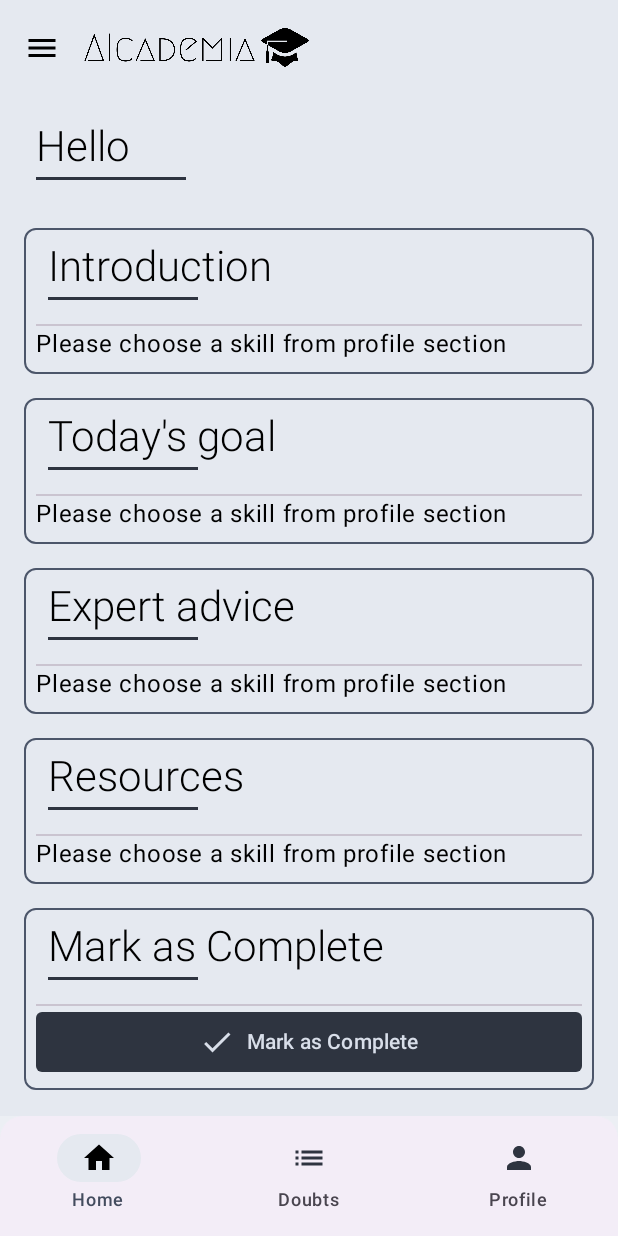
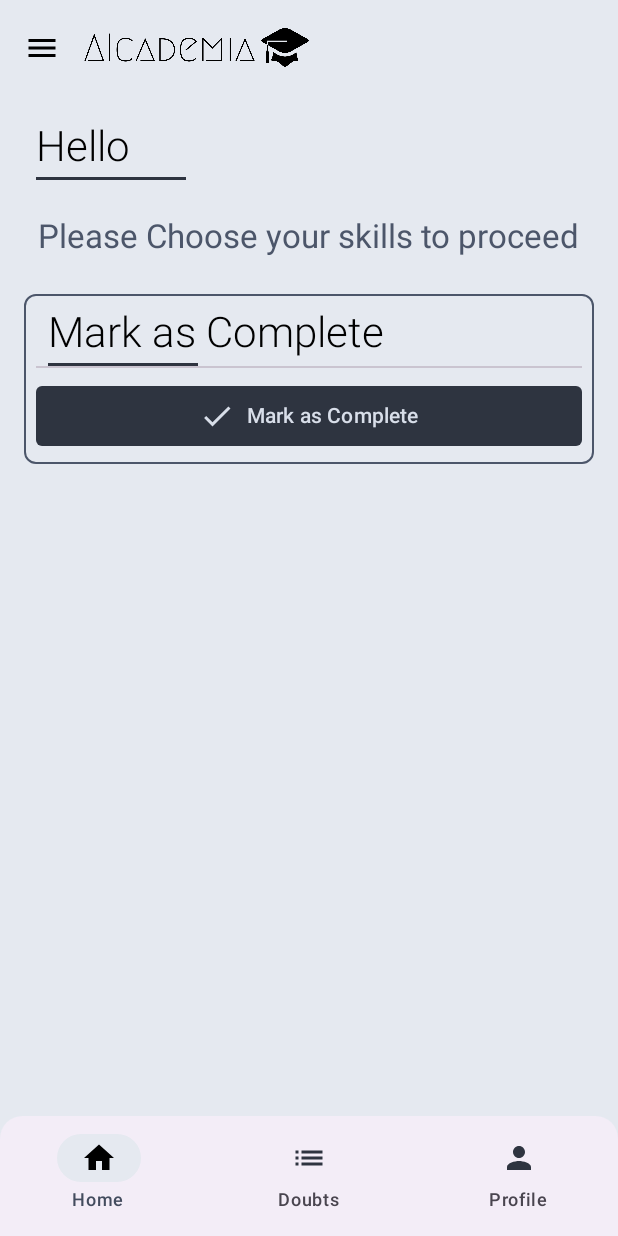
Before and after one commit to Vatsalmadhur/AIcademia, an Android app built with Jetpack Compose: the DashboardNew screen opened through its navigation route, on a phone screen of 412 x 824 dp. Run offline under Robolectric (Android 15) with nearby library versions, the phone set to English and light mode, and no system bars; our stand-ins replace Firebase (no records; nobody signed in at launch, a user with empty details on screens opened directly); libraries missing offline, so code that uses them is left out: com.google.ai.client; 1 statement that could not run was skipped.

```diff
--- a/android/app/src/main/java/com/anurag/firebaseauthflow/MainActivity.kt
+++ b/android/app/src/main/java/com/anurag/firebaseauthflow/MainActivity.kt
@@ -29,10 +29,7 @@ class MainActivity : ComponentActivity() {
         gAuth = GoogleAuthUiClient(this, Identity.getSignInClient(this))
         authVM = AuthViewModel()
         authVM.getCurrentUser()
-//        val model = GenerativeModel(
-//            modelName = "gemini-pro",
-//            apiKey = "AIzaSyDnjDtw6KaQ_Gn6Y42VMlzE2QQpgeQvoFY"
-//        )
+
         setContent {
             FirebaseAuthFlowTheme {
                 Surface(
--- a/android/app/src/main/java/com/anurag/firebaseauthflow/common/BottomNav/BottomNav.kt
+++ b/android/app/src/main/java/com/anurag/firebaseauthflow/common/BottomNav/BottomNav.kt
@@ -1,5 +1,6 @@
 package com.anurag.firebaseauthflow.common.BottomNav
 
+import androidx.compose.foundation.background
 import androidx.compose.foundation.layout.RowScope
 import androidx.compose.foundation.layout.navigationBarsPadding
 import androidx.compose.foundation.shape.RoundedCornerShape
@@ -23,6 +24,7 @@ fun BottomNavigation(navController: NavHostController) {
     )
     NavigationBar(
         modifier = Modifier
+            .background(MaterialTheme.colorScheme.surface)
             .clip(RoundedCornerShape(15.dp, 15.dp, 0.dp, 0.dp))
             .navigationBarsPadding()
     ) {
--- a/android/app/src/main/java/com/anurag/firebaseauthflow/common/Header.kt
+++ b/android/app/src/main/java/com/anurag/firebaseauthflow/common/Header.kt
@@ -25,7 +25,6 @@ fun Header(title: String, desc:String = "") {
     Surface(
         modifier = Modifier
             .fillMaxWidth()
-            .height(56.dp),
     ) {
         Column(
             modifier = Modifier
--- a/android/app/src/main/java/com/anurag/firebaseauthflow/common/card/HomeCard.kt
+++ b/android/app/src/main/java/com/anurag/firebaseauthflow/common/card/HomeCard.kt
@@ -5,7 +5,9 @@ import android.content.res.Configuration
 import androidx.compose.foundation.BorderStroke
 import androidx.compose.foundation.layout.Column
 import androidx.compose.foundation.layout.ExperimentalLayoutApi
+import androidx.compose.foundation.layout.Spacer
 import androidx.compose.foundation.layout.fillMaxWidth
+import androidx.compose.foundation.layout.height
 import androidx.compose.foundation.layout.padding
 import androidx.compose.foundation.shape.RoundedCornerShape
 import androidx.compose.material3.Card
@@ -37,6 +39,7 @@ fun HomeCard(title: String, onClick: () -> Unit, content: @Composable() () -> Un
         ) {
             Header(title = title)
             Divider()
+            Spacer(modifier = Modifier.height(8.dp))
             content()
         }
     }
--- a/android/app/src/main/java/com/anurag/firebaseauthflow/dashboard/Dashboard.kt
+++ b/android/app/src/main/java/com/anurag/firebaseauthflow/dashboard/Dashboard.kt
@@ -35,6 +35,18 @@ fun DashboardNew(authVM: AuthViewModel) {
                 ModalNavigationDrawer(
                     drawerContent = {
                         ModalDrawerSheet {
+                            NavigationDrawerItem(label = { Text(text = "Introduction") },
+                                selected = false,
+                                onClick = {})
+                            NavigationDrawerItem(label = { Text(text = "Today's goals") },
+                                selected = false,
+                                onClick = {})
+                            NavigationDrawerItem(label = { Text(text = "Expert's Advice") },
+                                selected = false,
+                                onClick = {})
+                            NavigationDrawerItem(label = { Text(text = "Resources") },
+                                selected = false,
+                                onClick = {})
                             NavigationDrawerItem(label = { Text(text = "Logout") },
                                 selected = false,
                                 onClick = { authVM.logout() })
--- a/android/app/src/main/java/com/anurag/firebaseauthflow/dashboard/Home/home.kt
+++ b/android/app/src/main/java/com/anurag/firebaseauthflow/dashboard/Home/home.kt
@@ -1,5 +1,6 @@
 package com.anurag.firebaseauthflow.dashboard.Home
 
+import android.annotation.SuppressLint
 import androidx.compose.foundation.background
 import androidx.compose.foundation.layout.Arrangement
 import androidx.compose.foundation.layout.ExperimentalLayoutApi
@@ -12,26 +13,25 @@ import androidx.compose.foundation.rememberScrollState
 import androidx.compose.foundation.verticalScroll
 import androidx.compose.material.icons.Icons
 import androidx.compose.material.icons.filled.Done
-import androidx.compose.material3.ButtonDefaults
 import androidx.compose.material3.MaterialTheme
 import androidx.compose.material3.Text
 import androidx.compose.runtime.Composable
 import androidx.compose.runtime.collectAsState
 import androidx.compose.runtime.getValue
 import androidx.compose.runtime.remember
-import androidx.compose.runtime.rememberCoroutineScope
 import androidx.compose.ui.Alignment
 import androidx.compose.ui.Modifier
-import androidx.compose.ui.graphics.Color
 import androidx.compose.ui.unit.dp
 import androidx.navigation.NavHostController
 import com.anurag.firebaseauthflow.auth.AuthViewModel
 import com.anurag.firebaseauthflow.common.CustomButtonV2
 import com.anurag.firebaseauthflow.common.Header
+import com.anurag.firebaseauthflow.common.InfoBar
 import com.anurag.firebaseauthflow.common.card.HomeCard
 import com.anurag.firebaseauthflow.dashboard.profile.SkillsViewModel
 import com.anurag.firebaseauthflow.gemini.Gemini
 
+@SuppressLint("CoroutineCreationDuringComposition")
 @OptIn(ExperimentalLayoutApi::class)
 @Composable
 fun Home(authVM: AuthViewModel, navController: NavHostController) {
@@ -40,14 +40,23 @@ fun Home(authVM: AuthViewModel, navController: NavHostController) {
     val fs = remember {
         SkillsViewModel()
     }
-    val skills = fs.skills.collectAsState()
-    val scope = rememberCoroutineScope()
-    val gemini = Gemini(scope)
-    val intro = "Welcome to the vibrant world of Ruby, a dynamic, object-oriented programming language known for its simplicity and elegance. Developed with a focus on programmer happiness, Ruby offers a clean syntax that prioritizes readability and ease of use. Whether you're an experienced developer in Java, JavaScript, or Python, transitioning to Ruby brings a fresh perspective to your coding journey. Embrace the beauty of Ruby's expressive nature, allowing you to write concise yet powerful code. Its flexibility shines in both web development, through the popular Ruby on Rails framework, and scripting tasks. As you embark on this journey, you'll discover the joy of building applications with fewer lines of code, increased productivity, and a strong community to support your growth. Get ready to explore the unique and delightful features that make Ruby a fantastic addition to your programming toolkit."
-    val goals = "Dive into the core concepts of Ruby programming. Explore variables, data types, and control structures. Additionally, delve into the object-oriented paradigm, understanding classes and methods. By the end of the day, aim for a solid grasp of Ruby's foundational elements, setting the stage for more intricate explorations in your coding journey."
-    val expert = "As you embark on your journey to learn Ruby, remember that programming is both an art and a science. The elegance and expressiveness of Ruby offer a unique canvas for your creativity. Regular practice is the cornerstone of mastering any language, so dedicate time to hands-on coding exercises. Leverage your existing programming knowledge as a bridge to understanding Ruby's syntax and idiosyncrasies. The robust Ruby community is a valuable asset;;; engage in forums, ask questions, and share your insights. Real-world projects provide the opportunity to apply theoretical concepts;;; solidifying your understanding. Embrace experimentation;;; as Ruby encourages a playful and explorative coding approach. As you navigate the language's intricacies;;; be patient with yourself and celebrate the small victories;;; each line of code is a step toward mastery. Happy coding on your Ruby adventure!"
-    val resources = "Ruby Official Documentation: ;;; https://www.ruby-lang.org/en/documentation/;;; The Net Ninja's Ruby Programming Playlist on YouTube: ;;;https://www.youtube.com/playlist?list=PL4cUxeGkcC9gxxVqxdMEpVsPh2lCPxP2V;;; Ruby on Rails Guides: ;;;https://guides.rubyonrails.org/;;; RubyMonk: https://rubymonk.com/;;; \"The Well-Grounded Rubyist\" by David A. Black: ;;;https://www.manning.com/books/the-well-grounded-rubyist-third-edition;;; Udemy - \"Ruby on Rails - The Complete Guide\": ;;;https://www.udemy.com/course/the-complete-ruby-on-rails-developer-course/;;;"
-    gemini.setSkills(skills.value)
+    val skills by fs.skills.collectAsState()
+    val homeVM = remember {
+        homeViewModel()
+    }
+    val gemini = remember {
+        Gemini()
+    }
+    gemini.setDataVM(homeVM, skills)
+    val intro by homeVM.intro.collectAsState()
+    val goals by homeVM.goals.collectAsState()
+    val advice by homeVM.advice.collectAsState()
+    val res by homeVM.resources.collectAsState()
+
+    val cards = listOf(
+        Prompt.INTRO, Prompt.GOALS, Prompt.ADVICE, Prompt.RES
+    )
+
     FlowColumn(
         modifier = Modifier
             .fillMaxSize()
@@ -58,10 +67,12 @@ fun Home(authVM: AuthViewModel, navController: NavHostController) {
     ) {
 
         Header(title = "Hello ${authStatus.data?.username?.split(" ")?.get(0) ?: ""}")
-
+        if (skills.current_skill.isNullOrBlank()) {
+            InfoBar(text = "Please Choose your skills to proceed")
+        } else {
             HomeCard(title = "Introduction", onClick = { /*TODO*/ }) {
-            if (skills.value.current_skill == null) {
-                Text("Please choose a skill from profile section")
+                if (intro.isBlank()) {
+                    Text("Loading...")
                 } else {
                     intro.split(";;;").forEach {
                         Text(text = it.trim(), modifier = Modifier)
@@ -69,50 +80,54 @@ fun Home(authVM: AuthViewModel, navController: NavHostController) {
                     }
                 }
             }
-        HomeCard(title = "Today's goal", onClick = { /*TODO*/ }) {
-//            gemini.getRes("Today's goal").forEach {
-//                Text(text = it)
-//            }
-            if (skills.value.current_skill == null) {
-                Text("Please choose a skill from profile section")
+            HomeCard(title = "Today's goals", onClick = { /*TODO*/ }) {
+                if (goals.isBlank()) {
+                    Text("Loading...")
                 } else {
                     goals.split(";;;").forEach {
-                    Text(text = it.trim())
+                        Text(text = it.trim(), modifier = Modifier)
                         Spacer(modifier = Modifier.height(8.dp))
                     }
                 }
-
             }
-        HomeCard(title = "Expert advice", onClick = { /*TODO*/ }) {
-//            gemini.getRes("Expert's advice").forEach {
-//                Text(text = it)
-//            }
-            if (skills.value.current_skill == null) {
-                Text("Please choose a skill from profile section")
+            HomeCard(title = "Expert's Advice", onClick = { /*TODO*/ }) {
+                if (advice.isBlank()) {
+                    Text("Loading...")
                 } else {
-                expert.split(";;;").forEach {
-                    Text(text = it.trim())
+                    advice.split(";;;").forEach {
+                        Text(text = it.trim(), modifier = Modifier)
                         Spacer(modifier = Modifier.height(8.dp))
                     }
                 }
-
             }
             HomeCard(title = "Resources", onClick = { /*TODO*/ }) {
-//            gemini.getRes("Resources").forEach {
-//                Text(text = it)
-//            }
-            if (skills.value.current_skill == null) {
-                Text("Please choose a skill from profile section")
+                if (res.isBlank()) {
+                    Text("Loading...")
                 } else {
-                resources.split(";;;").forEach {
-                    Text(text = it.trim())
+                    res.split(";;;").forEach {
+                        Text(text = it.trim(), modifier = Modifier)
                         Spacer(modifier = Modifier.height(8.dp))
                     }
                 }
+            }
+//            content.forEachIndexed { idx, it ->
+//                HomeCard(title = cards[idx].pair.first, onClick = { /*TODO*/ }) {
+//                    if (it.isNullOrBlank()) {
+//                        Text("Loading...")
+//                    } else {
+//                        it.split(";;;").forEach {
+//                            Text(text = it.trim(), modifier = Modifier)
+//                            Spacer(modifier = Modifier.height(8.dp))
+//                        }
+//                    }
+//                }
+//            }
 
         }
         HomeCard(title = "Mark as Complete", onClick = { /*TODO*/ }) {
-            CustomButtonV2(label = "Mark as Complete", icon = Icons.Default.Done, onClick = { /*TODO*/ })
+            CustomButtonV2(label = "Mark as Complete",
+                icon = Icons.Default.Done,
+                onClick = { /*TODO*/ })
         }
     }
 }
--- /dev/null
+++ b/android/app/src/main/java/com/anurag/firebaseauthflow/dashboard/Home/homeViewModel.kt
@@ -0,0 +1,28 @@
+package com.anurag.firebaseauthflow.dashboard.Home
+
+import androidx.lifecycle.ViewModel
+import kotlinx.coroutines.flow.MutableStateFlow
+import kotlinx.coroutines.flow.asStateFlow
+
+class homeViewModel : ViewModel() {
+    private val _intro = MutableStateFlow("")
+    private val _goals = MutableStateFlow("")
+    private val _advice = MutableStateFlow("")
+    private val _resources = MutableStateFlow("")
+
+
+    val intro = _intro.asStateFlow()
+    val goals = _goals.asStateFlow()
+    val advice = _advice.asStateFlow()
+    val resources = _resources.asStateFlow()
+
+
+    fun setContent(idx: Int, s: String) {
+        when (idx) {
+            3 -> _intro.value = s
+            2 -> _goals.value = s
+            1 -> _advice.value = s
+            0 -> _resources.value = s
+        }
+    }
+}
--- a/android/app/src/main/java/com/anurag/firebaseauthflow/dashboard/Navigation/Navigation_dash.kt
+++ b/android/app/src/main/java/com/anurag/firebaseauthflow/dashboard/Navigation/Navigation_dash.kt
@@ -1,7 +1,9 @@
 package com.anurag.firebaseauthflow.dashboard.Navigation
 
+import androidx.compose.foundation.background
 import androidx.compose.foundation.layout.Column
 import androidx.compose.foundation.layout.fillMaxSize
+import androidx.compose.material3.MaterialTheme
 import androidx.compose.runtime.Composable
 import androidx.compose.runtime.mutableStateOf
 import androidx.compose.runtime.remember
@@ -21,7 +23,7 @@ fun Navigation_dash(navController: NavHostController, authVM: AuthViewModel) {
     val startRoute = remember {
         mutableStateOf("home")
     }
-    Column(modifier = Modifier.fillMaxSize()) {
+    Column(modifier = Modifier.fillMaxSize().background(MaterialTheme.colorScheme.surface)) {
         NavHost(navController = navController, startDestination = startRoute.value) {
             composable("home") {
                 Home(authVM, navController)
--- a/android/app/src/main/java/com/anurag/firebaseauthflow/dashboard/profile/SkillsViewModel.kt
+++ b/android/app/src/main/java/com/anurag/firebaseauthflow/dashboard/profile/SkillsViewModel.kt
@@ -9,10 +9,10 @@ import kotlinx.coroutines.flow.asStateFlow
 import kotlinx.coroutines.launch
 
 class SkillsViewModel: ViewModel() {
-    val _skills = MutableStateFlow(About())
+    private val _skills = MutableStateFlow(About())
     val skills = _skills.asStateFlow()
 
-    val fs = FSViewModel()
+    private val fs = FSViewModel()
 
     init {
         viewModelScope.launch {
--- a/android/app/src/main/java/com/anurag/firebaseauthflow/gemini/Gemini.kt
+++ b/android/app/src/main/java/com/anurag/firebaseauthflow/gemini/Gemini.kt
@@ -1,64 +1,88 @@
 package com.anurag.firebaseauthflow.gemini
 
+import android.util.Log
+import androidx.lifecycle.ViewModel
+import androidx.lifecycle.viewModelScope
+import com.anurag.firebaseauthflow.dashboard.Home.Prompt
+import com.anurag.firebaseauthflow.dashboard.Home.homeViewModel
 import com.anurag.firebaseauthflow.firestore.About
 import com.google.ai.client.generativeai.Chat
 import com.google.ai.client.generativeai.GenerativeModel
 import com.google.ai.client.generativeai.type.content
-import kotlinx.coroutines.CoroutineScope
 import kotlinx.coroutines.launch
 import java.util.concurrent.CancellationException
 
-class Gemini(scope: CoroutineScope) {
+class Gemini : ViewModel() {
+
+    private val cards = listOf(
+        Prompt.RES,
+        Prompt.ADVICE,
+        Prompt.GOALS,
+        Prompt.INTRO,
+    )
+    private lateinit var bot: Chat
+    private lateinit var dataVM: homeViewModel
+
+    private fun generatePrompt(skills: About) =
+        "You are working as a personal teacher for a student." +
+                " This particular student have already acquired some skills and want to learn some new skill. " +
+                "As a personal teacher your job is to respond with valid answers for the questions that your student is asking.\n" +
+                "\n" +
+                "All answers should be less than 50 words.\n\n" +
+                "Answer only what is asked and follow the above actions strictly." +
+                "" +
+                "Output Instructions: " +
+                "1. Only response in plain text." +
+                "2. Use three semicolons(;;;) to mark EOL or EO paragraph." +
+                "3. Answers should be concise and brief." +
+                "\n\nAct as a computer software: give me only the requested output, no conversation, only output in plain text." +
+                "\n\n" +
+                "Skills Acquired: ${skills.acquired_skills?.joinToString(", ")}\n" +
+                "Skills Learning: ${skills.current_skill}"
+
     private val model: GenerativeModel = GenerativeModel(
         modelName = "gemini-pro",
         apiKey = "",
     )
-    private lateinit var bot: Chat
-    private val scope: CoroutineScope
-    private var retry = 3;
-    private var initOnce: Boolean = false
 
-    init {
-        this.scope = scope
+    private fun setBot(skills: About) {
+        val prompt = generatePrompt(skills)
+        bot = model.startChat(
+            history = listOf(
+                content(role = "user") {
+                    text(prompt)
+                },
+                content(role = "model") {
+                    text("Okay")
+                },
+            )
+        )
     }
 
-    fun setSkills(skills: About) {
-        if (skills.current_skill == null) return
-        else {
-            if (!this.initOnce) {
-                this.initOnce = true
-                this.bot = model.startChat(
-                    history = listOf(
-                        content(role = "user") { text("You are given a list of a skills a person knows and given a skill a person wants to learn. based on the above information you are expected to respond with valid information, introduction, resources, today's goal and expert advice. You will only respond when the question matches above list of questions. You will act like an API server which responds with text only. The Introduction will be of 50 words, today's goal will a topic related to subject which I'm learning. Advice should be of 60 to 100 words. Resources can contain various links for blogs, portals, articles, youtube video links, channel name, books and authors, etc. In all the responses use ';;;' in place of new line.") },
-                        content(role = "model") {
-                            text("okay, I'll only reply the answer as plain text and responds like an api and give valid information.}")
-                        },
-                        content(role = "user") { text("The set of known skills are ${skills.acquired_skills.toString()}. The skills I want to learn is ${skills.current_skill}") },
-                        content(role = "model") { text("Okay, I understand the requirements and I'm going in APO mode from now on.") }
-                    )
+    fun setDataVM(x: homeViewModel, skills: About) {
+        dataVM = x
+        if (skills.current_skill.isNullOrBlank()) return
+        setBot(skills)
+        getRes(cards.size - 1)
+    }
 
-                )
-            }
+    fun getRes(idx: Int) {
+        if (idx < 0) return
+        viewModelScope.launch {
+            val ret = getInfo(cards[idx].pair.second)
+            Log.d("GEMINI", "response: $ret")
+            dataVM.setContent(idx, ret)
+            getRes(idx - 1)
         }
     }
 
-    fun getRes(req: String): List<String> {
-        var ret = ""
-        scope.launch {
-            ret = getInfo(req)
-        }
-        return ret.split(";;;")
-    }
-
-    suspend fun getInfo(req: String): String {
+    suspend fun getInfo(prompt: String): String {
         return try {
-            if (retry == 0) return "Error generating response"
-            this.retry -= 1
-            val response = this.bot.sendMessage("Send me $req.")
+            val response = this.bot.sendMessage(prompt)
             response.text.toString()
         } catch (e: Exception) {
             e.printStackTrace()
-            if (e is CancellationException) throw e
+            if (e is CancellationException) e.printStackTrace()
             "Error generating Response"
         }
     }
```
Also changed, not shown: android/app/src/main/java/com/anurag/firebaseauthflow/SkillChooser/SkillChooser.kt (+4 -5 lines), android/app/src/main/java/com/anurag/firebaseauthflow/SkillChooser/newSkill/NewSkill.kt (+6 -4 lines), android/app/src/main/java/com/anurag/firebaseauthflow/SkillChooser/priorskills/PriorSkills.kt (+8 -2 lines), android/app/src/main/java/com/anurag/firebaseauthflow/common/Searchbar/SearchBar.kt (+5 -6 lines), android/app/src/main/java/com/anurag/firebaseauthflow/common/Searchbar/SearchViewModel.kt (+20 -17 lines), android/app/src/main/java/com/anurag/firebaseauthflow/dashboard/Home/Prompts.kt (added, +32 -0 lines), 2 other files. Lines whose indentation alone changed are shown as unchanged.
